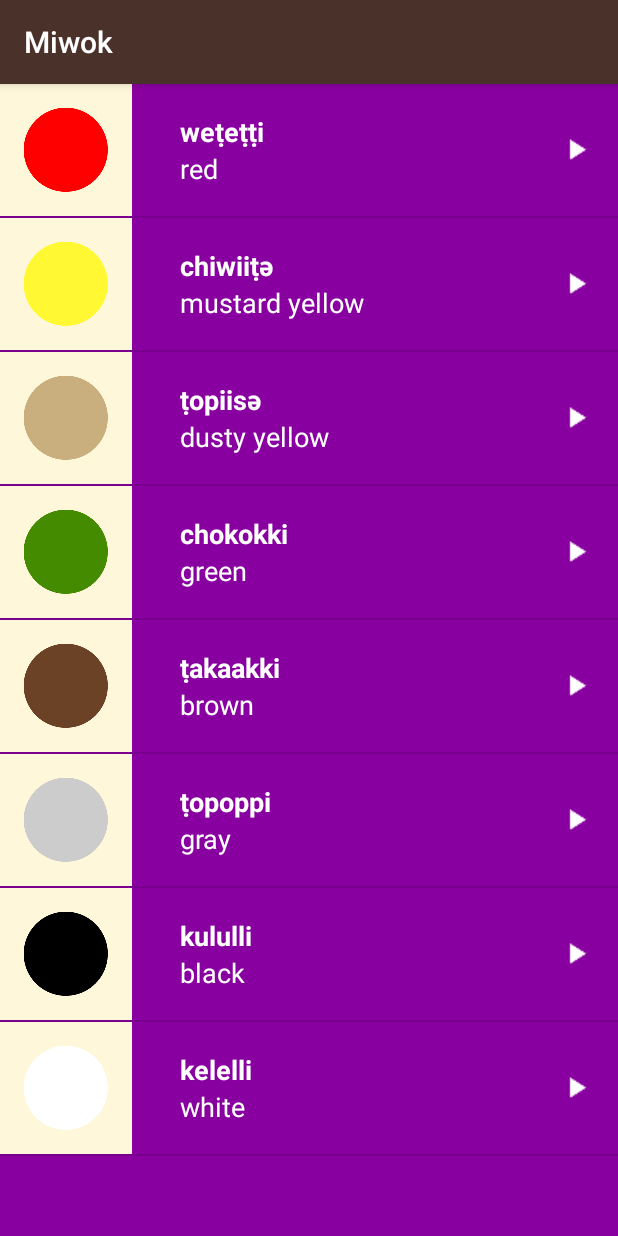
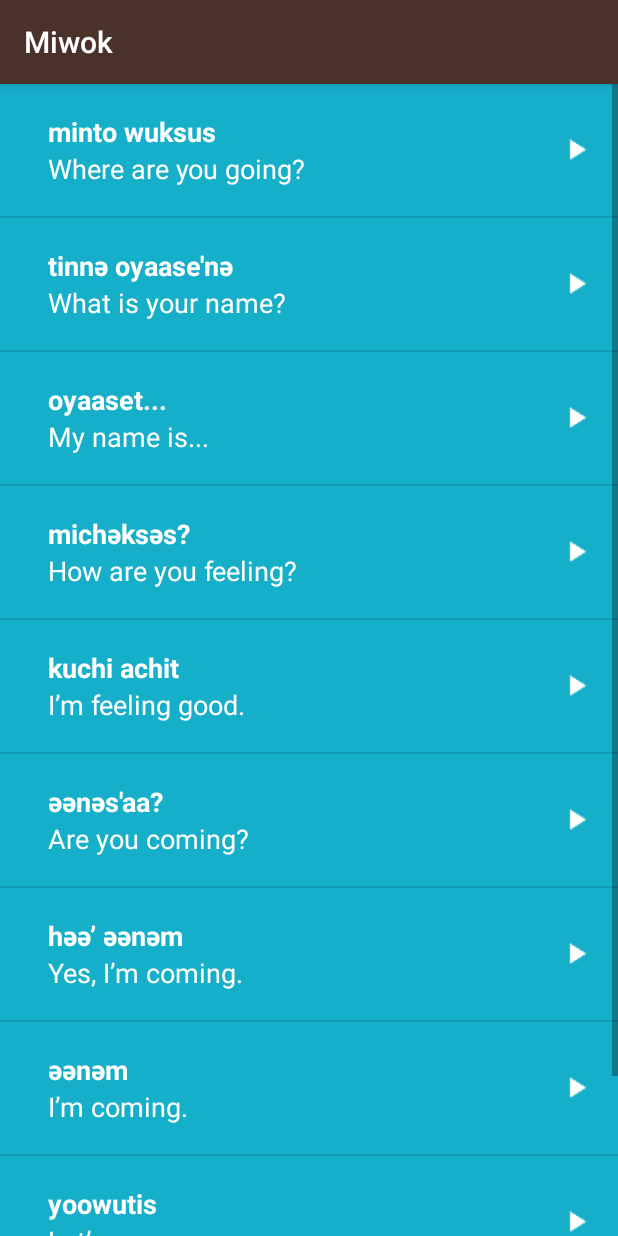
Before and after one commit to jamesyothers/tour-guide-app, an Android app: the fragment HistoricFragment shown on its own in the app's theme, on a phone screen of 412 x 824 dp. Run offline under Robolectric (Android 15) with nearby library versions, the phone set to English and light mode, and no system bars.

Commit message:
cleanup: change file names

```diff
--- a/app/src/main/AndroidManifest.xml
+++ b/app/src/main/AndroidManifest.xml
@@ -16,7 +16,7 @@
             </intent-filter>
         </activity>
         <activity
-            android:name=".NumbersActivity"
+            android:name=".RestaurantsActivity"
             android:label="@string/category_numbers"
             android:parentActivityName=".MainActivity" >
             <meta-data
--- a/app/src/main/java/com/example/android/miwok/CategoryAdapter.java
+++ b/app/src/main/java/com/example/android/miwok/CategoryAdapter.java
@@ -49,13 +49,13 @@ public class CategoryAdapter extends FragmentPagerAdapter {
     @Override
     public Fragment getItem(int position) {
         if (position == 0) {
-            return new NumbersFragment();
+            return new RestaurantsFragment();
         } else if (position == 1) {
-            return new FamilyFragment();
+            return new MuseumsFragment();
         } else if (position == 2) {
-            return new ColorsFragment();
+            return new OutdoorFragment();
         } else {
-            return new PhrasesFragment();
+            return new HistoricFragment();
         }
     }
 
--- a/app/src/main/java/com/example/android/miwok/ColorsFragment.java
+++ b/app/src/main/java/com/example/android/miwok/HistoricFragment.java
@@ -17,7 +17,7 @@ import java.util.ArrayList;
 /**
  * {@link Fragment} that displays a list of number vocabulary words.
  */
-public class ColorsFragment extends Fragment {
+public class HistoricFragment extends Fragment {
 
     /** Handles playback of all the sound files */
     private MediaPlayer mMediaPlayer;
@@ -66,7 +66,7 @@ public class ColorsFragment extends Fragment {
         }
     };
 
-    public ColorsFragment() {
+    public HistoricFragment() {
         // Required empty public constructor
     }
 
@@ -79,27 +79,31 @@ public class ColorsFragment extends Fragment {
         mAudioManager = (AudioManager) getActivity().getSystemService(Context.AUDIO_SERVICE);
 
         // Create a list of words
-        final ArrayList<Word> words = new ArrayList<Word>();
-        words.add(new Word("red", "weṭeṭṭi", R.drawable.color_red,
-                R.raw.color_red));
-        words.add(new Word("mustard yellow", "chiwiiṭә",
-                R.drawable.color_mustard_yellow, R.raw.color_mustard_yellow));
-        words.add(new Word("dusty yellow", "ṭopiisә",
-                R.drawable.color_dusty_yellow, R.raw.color_dusty_yellow));
-        words.add(new Word("green", "chokokki",
-                R.drawable.color_green, R.raw.color_green));
-        words.add(new Word("brown", "ṭakaakki",
-                R.drawable.color_brown, R.raw.color_brown));
-        words.add(new Word("gray", "ṭopoppi", R.drawable.color_gray,
-                R.raw.color_gray));
-        words.add(new Word("black", "kululli",
-                R.drawable.color_black, R.raw.color_black));
-        words.add(new Word("white", "kelelli",
-                R.drawable.color_white, R.raw.color_white));
+        final ArrayList<ListItem> words = new ArrayList<ListItem>();
+        words.add(new ListItem("Where are you going?", "minto wuksus",
+                R.raw.phrase_where_are_you_going));
+        words.add(new ListItem("What is your name?", "tinnә oyaase'nә",
+                R.raw.phrase_what_is_your_name));
+        words.add(new ListItem("My name is...", "oyaaset...",
+                R.raw.phrase_my_name_is));
+        words.add(new ListItem("How are you feeling?", "michәksәs?",
+                R.raw.phrase_how_are_you_feeling));
+        words.add(new ListItem("I’m feeling good.", "kuchi achit",
+                R.raw.phrase_im_feeling_good));
+        words.add(new ListItem("Are you coming?", "әәnәs'aa?",
+                R.raw.phrase_are_you_coming));
+        words.add(new ListItem("Yes, I’m coming.", "hәә’ әәnәm",
+                R.raw.phrase_yes_im_coming));
+        words.add(new ListItem("I’m coming.", "әәnәm",
+                R.raw.phrase_im_coming));
+        words.add(new ListItem("Let’s go.", "yoowutis",
+                R.raw.phrase_lets_go));
+        words.add(new ListItem("Come here.", "әnni'nem",
+                R.raw.phrase_come_here));
 
         // Create an {@link WordAdapter}, whose data source is a list of {@link Word}s. The
         // adapter knows how to create list items for each item in the list.
-        WordAdapter adapter = new WordAdapter(getActivity(), words);
+        ListItemAdapter adapter = new ListItemAdapter(getActivity(), words);
 
         // Find the {@link ListView} object in the view hierarchy of the {@link Activity}.
         // There should be a {@link ListView} with the view ID called list, which is declared in the
@@ -110,7 +114,7 @@ public class ColorsFragment extends Fragment {
         // {@link ListView} will display list items for each {@link Word} in the list.
         listView.setAdapter(adapter);
 
-        listView.setBackgroundColor(getResources().getColor(R.color.category_colors));
+        listView.setBackgroundColor(getResources().getColor(R.color.category_phrases));
 
         // Set a click listener to play the audio when the list item is clicked on
         listView.setOnItemClickListener(new AdapterView.OnItemClickListener() {
@@ -121,7 +125,7 @@ public class ColorsFragment extends Fragment {
                 releaseMediaPlayer();
 
                 // Get the {@link Word} object at the given position the user clicked on
-                Word word = words.get(position);
+                ListItem word = words.get(position);
 
                 // Request audio focus so in order to play the audio file. The app needs to play a
                 // short audio file, so we will request audio focus with a short amount of time
--- a/app/src/main/java/com/example/android/miwok/Word.java
+++ b/app/src/main/java/com/example/android/miwok/ListItem.java
@@ -1,6 +1,6 @@
 package com.example.android.miwok;
 
-public class Word {
+public class ListItem {
 
     private String mMiwokTranslation;
     private String mDefaultTranslation;
@@ -9,14 +9,14 @@ public class Word {
     /** Audio resource ID for the word */
     private int mAudioResourceId;
 
-    public Word(String defaultTranslation, String miwokTranslation, int audioResourceId) {
+    public ListItem(String defaultTranslation, String miwokTranslation, int audioResourceId) {
         mDefaultTranslation = defaultTranslation;
         mMiwokTranslation = miwokTranslation;
         mAudioResourceId = audioResourceId;
     }
 
 
-    public Word(String defaultTranslation, String miwokTranslation, int imageResourceId, int audioResourceId) {
+    public ListItem(String defaultTranslation, String miwokTranslation, int imageResourceId, int audioResourceId) {
         mDefaultTranslation = defaultTranslation;
         mMiwokTranslation = miwokTranslation;
         mImageResourceId = imageResourceId;
--- a/app/src/main/java/com/example/android/miwok/WordAdapter.java
+++ b/app/src/main/java/com/example/android/miwok/ListItemAdapter.java
@@ -12,20 +12,20 @@ import androidx.annotation.NonNull;
 import androidx.annotation.Nullable;
 
 import com.example.android.miwok.R;
-import com.example.android.miwok.Word;
+import com.example.android.miwok.ListItem;
 
 import java.util.ArrayList;
 
-public class WordAdapter extends ArrayAdapter<Word> {
+public class ListItemAdapter extends ArrayAdapter<ListItem> {
 
-    private static final String LOG_TAG = WordAdapter.class.getSimpleName();
+    private static final String LOG_TAG = ListItemAdapter.class.getSimpleName();
 
-    public WordAdapter(Activity context, ArrayList<Word> word) {
+    public ListItemAdapter(Activity context, ArrayList<ListItem> listItem) {
         // Here, we initialize the ArrayAdapter's internal storage for the context and the list.
         // the second argument is used when the ArrayAdapter is populating a single TextView.
         // Because this is a custom adapter for two TextViews and an ImageView, the adapter is not
         // going to use this second argument, so it can be any value. Here, we used 0.
-        super(context, 0, word);
+        super(context, 0, listItem);
     }
 
     @Override
@@ -38,27 +38,27 @@ public class WordAdapter extends ArrayAdapter<Word> {
         }
 
         // Get the {@link Word} object located at this position in the list
-        Word currentWord = getItem(position);
+        ListItem currentListItem = getItem(position);
 
         // Find the TextView in the list_item.xml layout with the ID version_name
         TextView miwokTextView = (TextView) listItemView.findViewById(R.id.miwok_text_view);
         // Get the version name from the current AndroidFlavor object and
         // set this text on the name TextView
-        miwokTextView.setText(currentWord.getMiwokTranslation());
+        miwokTextView.setText(currentListItem.getMiwokTranslation());
 
         // Find the TextView in the list_item.xml layout with the ID version_number
         TextView defaultTextView = (TextView) listItemView.findViewById(R.id.default_text_view);
         // Get the version number from the current AndroidFlavor object and
         // set this text on the number TextView
-        defaultTextView.setText(currentWord.getDefaultTranslation());
+        defaultTextView.setText(currentListItem.getDefaultTranslation());
 
         // Find the ImageView in the list_item.xml layout with the ID list_item_icon
         ImageView iconView = (ImageView) listItemView.findViewById(R.id.list_item_icon);
 
         // Check if an image is provided for this word or not
-        if (currentWord.hasImage()) {
+        if (currentListItem.hasImage()) {
             // If an image is available, display the provided image based on the resource ID
-            iconView.setImageResource(currentWord.getImageResourceId());
+            iconView.setImageResource(currentListItem.getImageResourceId());
             // Make sure the view is visible
             iconView.setVisibility(View.VISIBLE);
         } else {
```
Also changed, not shown: app/src/main/java/com/example/android/miwok/ColorsActivity.java (deleted, +0 -16 lines), app/src/main/java/com/example/android/miwok/FamilyActivity.java (deleted, +0 -16 lines), app/src/main/java/com/example/android/miwok/MuseumsFragment.java (renamed from app/src/main/java/com/example/android/miwok/PhrasesFragment.java, +26 -26 lines), app/src/main/java/com/example/android/miwok/NumbersActivity.java (deleted, +0 -16 lines), app/src/main/java/com/example/android/miwok/OutdoorFragment.java (renamed from app/src/main/java/com/example/android/miwok/NumbersFragment.java, +22 -26 lines), app/src/main/java/com/example/android/miwok/PhrasesActivity.java (deleted, +0 -16 lines), app/src/main/java/com/example/android/miwok/RestaurantsFragment.java (renamed from app/src/main/java/com/example/android/miwok/FamilyFragment.java, +26 -26 lines), 1 other file.
